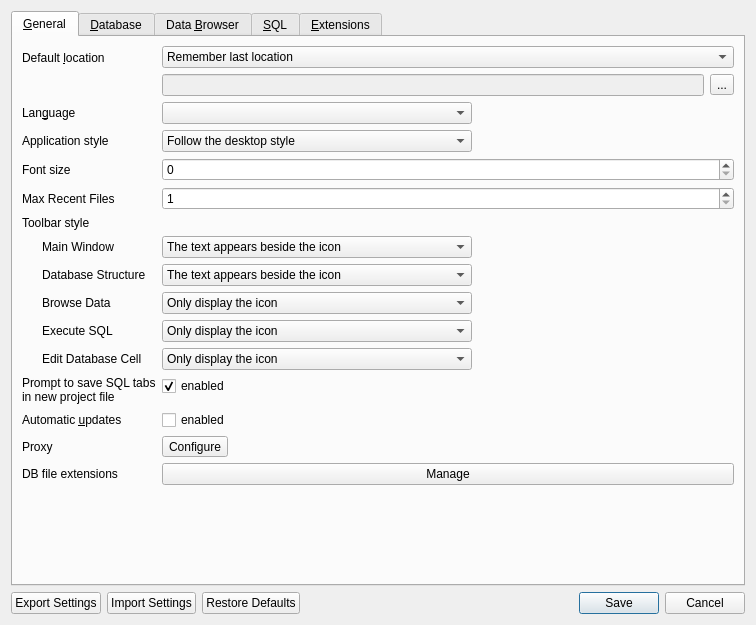
The window that src/PreferencesDialog.ui (sqlitebrowser/sqlitebrowser) describes before a commit, drawn with Qt 5.
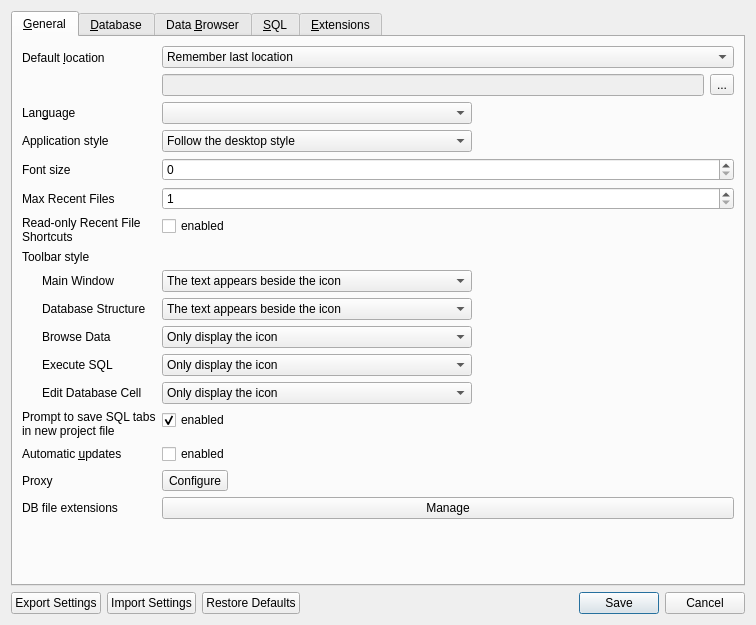
The same window after the commit. Icons and pictures are not drawn. Custom widgets are drawn as their Qt base class.

Commit message:
Disable read-only recent file shortcuts by default
Make it configurable. They are ambiguous with a number of other shortcuts
in many keyboard layouts, for example, Ctrl+" for duplicate record or
Ctrl+/ for un/commenting out the selection.

See issue #3803

What changed in the file:
```diff
--- a/src/PreferencesDialog.ui
+++ b/src/PreferencesDialog.ui
@@ -215,6 +215,30 @@
         </widget>
        </item>
        <item row="5" column="0">
+       <widget class="QLabel" name="labelRecentFileShortcuts">
+        <property name="text">
+         <string>Read-only Recent File
+Shortcuts</string>
+        </property>
+        <property name="buddy">
+         <cstring>checkRecentFileShortcuts</cstring>
+        </property>
+       </widget>
+      </item>
+      <item row="5" column="1">
+       <widget class="QCheckBox" name="checkRecentFileShortcuts">
+        <property name="toolTip">
+         <string>Enable the keyboard shortcuts for opening recent files toggling the read-only mode. Turn this off if Ctrl+Shift+number is ambiguous with your keyboard layout.</string>
+        </property>
+        <property name="text">
+         <string>enabled</string>
+        </property>
+        <property name="checked">
+         <bool>false</bool>
+        </property>
+       </widget>
+      </item>
+      <item row="6" column="0">
         <widget class="QLabel" name="labelToolbarStyle">
          <property name="text">
           <string>Toolbar style</string>
@@ -224,7 +248,7 @@
          </property>
         </widget>
        </item>
-       <item row="7" column="0">
+      <item row="8" column="0">
         <widget class="QLabel" name="labelMainToolBar">
          <property name="text">
           <string>Main Window</string>
@@ -237,7 +261,7 @@
          </property>
         </widget>
        </item>
-       <item row="7" column="1">
+       <item row="8" column="1">
         <widget class="QComboBox" name="toolbarStyleComboMain">
          <property name="sizePolicy">
           <sizepolicy hsizetype="Maximum" vsizetype="Fixed">
@@ -287,7 +311,7 @@
          </item>
         </widget>
        </item>
-       <item row="8" column="0">
+       <item row="9" column="0">
         <widget class="QLabel" name="labelStructureToolBar">
          <property name="text">
           <string>Database Structure</string>
@@ -300,7 +324,7 @@
          </property>
         </widget>
        </item>
-       <item row="8" column="1">
+       <item row="9" column="1">
         <widget class="QComboBox" name="toolbarStyleComboStructure">
          <property name="sizePolicy">
           <sizepolicy hsizetype="Maximum" vsizetype="Fixed">
@@ -350,7 +374,7 @@
          </item>
         </widget>
        </item>
-       <item row="9" column="0">
+       <item row="10" column="0">
         <widget class="QLabel" name="labelBrowseToolBar">
          <property name="text">
           <string>Browse Data</string>
@@ -363,7 +387,7 @@
          </property>
         </widget>
        </item>
-       <item row="9" column="1">
+       <item row="10" column="1">
         <widget class="QComboBox" name="toolbarStyleComboBrowse">
          <property name="sizePolicy">
           <sizepolicy hsizetype="Maximum" vsizetype="Fixed">
@@ -413,7 +437,7 @@
          </item>
         </widget>
        </item>
-       <item row="10" column="0">
+       <item row="11" column="0">
         <widget class="QLabel" name="labelSqlToolBar">
          <property name="text">
           <string>Execute SQL</string>
@@ -426,7 +450,7 @@
          </property>
         </widget>
        </item>
-       <item row="10" column="1">
+       <item row="11" column="1">
         <widget class="QComboBox" name="toolbarStyleComboSql">
          <property name="sizePolicy">
           <sizepolicy hsizetype="Maximum" vsizetype="Fixed">
@@ -476,7 +500,7 @@
          </item>
         </widget>
        </item>
-       <item row="11" column="0">
+       <item row="12" column="0">
         <widget class="QLabel" name="labelEditCellToolBar">
          <property name="text">
           <string>Edit Database Cell</string>
@@ -489,7 +513,7 @@
          </property>
         </widget>
        </item>
-       <item row="11" column="1">
+       <item row="12" column="1">
         <widget class="QComboBox" name="toolbarStyleComboEditCell">
          <property name="sizePolicy">
           <sizepolicy hsizetype="Maximum" vsizetype="Fixed">
@@ -539,7 +563,7 @@
          </item>
         </widget>
        </item>
-       <item row="12" column="0">
+       <item row="13" column="0">
         <widget class="QLabel" name="labelPromptSQLTabsInNewProject">
          <property name="text">
           <string>Prompt to save SQL tabs
@@ -550,7 +574,7 @@
          </property>
         </widget>
        </item>
-       <item row="12" column="1">
+       <item row="13" column="1">
         <widget class="QCheckBox" name="checkPromptSQLTabsInNewProject">
          <property name="toolTip">
           <string>If this is turned on, then changes to the SQL editor generate a save a project confirmation dialog when closing the SQL editor tab.</string>
@@ -563,7 +587,7 @@
          </property>
         </widget>
        </item>
-       <item row="13" column="0">
+       <item row="14" column="0">
         <widget class="QLabel" name="labelUpdates">
          <property name="text">
           <string>Automatic &amp;updates</string>
@@ -573,7 +597,7 @@
          </property>
         </widget>
        </item>
-       <item row="13" column="1">
+       <item row="14" column="1">
         <widget class="QCheckBox" name="checkUpdates">
          <property name="text">
           <string>enabled</string>
@@ -581,23 +605,6 @@
         </widget>
        </item>
        <item row="15" column="0">
-        <widget class="QLabel" name="label_16">
-         <property name="text">
-          <string>DB file extensions</string>
-         </property>
-         <property name="buddy">
-          <cstring>buttonManageFileExtension</cstring>
-         </property>
-        </widget>
-       </item>
-       <item row="15" column="1">
-        <widget class="QPushButton" name="buttonManageFileExtension">
-         <property name="text">
-          <string>Manage</string>
-         </property>
-        </widget>
-       </item>
-       <item row="14" column="0">
         <widget class="QLabel" name="label_29">
          <property name="text">
           <string>Proxy</string>
@@ -607,13 +614,30 @@
          </property>
         </widget>
        </item>
-       <item row="14" column="1">
+       <item row="15" column="1">
         <widget class="QToolButton" name="buttonProxy">
          <property name="text">
           <string>Configure</string>
          </property>
         </widget>
        </item>
+       <item row="16" column="0">
+        <widget class="QLabel" name="label_16">
+         <property name="text">
+          <string>DB file extensions</string>
+         </property>
+         <property name="buddy">
+          <cstring>buttonManageFileExtension</cstring>
+         </property>
+        </widget>
+       </item>
+       <item row="16" column="1">
+        <widget class="QPushButton" name="buttonManageFileExtension">
+         <property name="text">
+          <string>Manage</string>
+         </property>
+        </widget>
+       </item>
       </layout>
      </widget>
      <widget class="QWidget" name="tab">
```
Left out of the diff: 5 changed lines with no effect on the pictures. Lines whose indentation alone changed are shown as unchanged. The commit also changes 4 other files.
